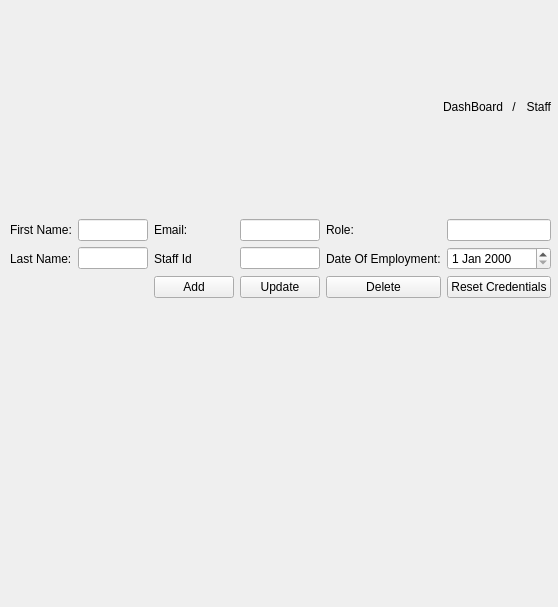
Before: the Qt Designer form resources/layouts/staffManager.ui in Omoshlawi/smart_cafteria, drawn with Qt 5.
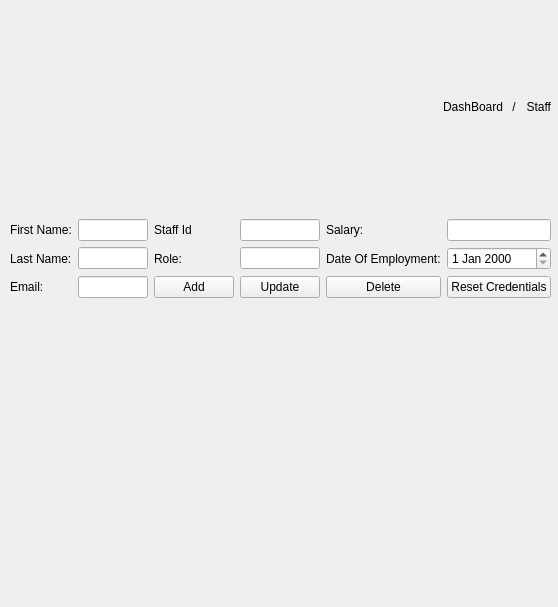
After: the same form once the commit is applied.

Commit message: done with staff update, staff and student crude finished

Patch:
```diff
--- a/resources/layouts/staffManager.ui
+++ b/resources/layouts/staffManager.ui
@@ -25,29 +25,6 @@
    <layout class="QGridLayout" name="baseLayout">
     <item row="1" column="0">
      <layout class="QGridLayout" name="gridLayout">
-      <item row="1" column="5">
-       <widget class="QDateEdit" name="dateOfEmployment"/>
-      </item>
-      <item row="2" column="2">
-       <widget class="QPushButton" name="addStaff">
-        <property name="text">
-         <string>Add</string>
-        </property>
-       </widget>
-      </item>
-      <item row="1" column="4">
-       <widget class="QLabel" name="label_9">
-        <property name="text">
-         <string>Date Of Employment:</string>
-        </property>
-       </widget>
-      </item>
-      <item row="0" column="3">
-       <widget class="QLineEdit" name="email"/>
-      </item>
-      <item row="1" column="1">
-       <widget class="QLineEdit" name="lastName"/>
-      </item>
       <item row="1" column="0">
        <widget class="QLabel" name="label_2">
         <property name="text">
@@ -55,33 +32,6 @@
         </property>
        </widget>
       </item>
-      <item row="0" column="5">
-       <widget class="QLineEdit" name="role"/>
-      </item>
-      <item row="1" column="3">
-       <widget class="QLineEdit" name="staffId"/>
-      </item>
-      <item row="0" column="4">
-       <widget class="QLabel" name="label_8">
-        <property name="text">
-         <string>Role:</string>
-        </property>
-       </widget>
-      </item>
-      <item row="2" column="3">
-       <widget class="QPushButton" name="updateStaff">
-        <property name="text">
-         <string>Update</string>
-        </property>
-       </widget>
-      </item>
-      <item row="1" column="2">
-       <widget class="QLabel" name="label_7">
-        <property name="text">
-         <string>Staff Id</string>
-        </property>
-       </widget>
-      </item>
       <item row="2" column="5">
        <widget class="QPushButton" name="resetCredentials">
         <property name="text">
@@ -96,16 +46,6 @@
         </property>
        </widget>
       </item>
-      <item row="0" column="1">
-       <widget class="QLineEdit" name="firstName"/>
-      </item>
-      <item row="0" column="2">
-       <widget class="QLabel" name="label_3">
-        <property name="text">
-         <string>Email:</string>
-        </property>
-       </widget>
-      </item>
       <item row="0" column="0">
        <widget class="QLabel" name="label">
         <property name="text">
@@ -113,6 +53,30 @@
         </property>
        </widget>
       </item>
+      <item row="2" column="0">
+       <widget class="QLabel" name="label_3">
+        <property name="text">
+         <string>Email:</string>
+        </property>
+       </widget>
+      </item>
+      <item row="2" column="2">
+       <widget class="QPushButton" name="addStaff">
+        <property name="text">
+         <string>Add</string>
+        </property>
+       </widget>
+      </item>
+      <item row="1" column="4">
+       <widget class="QLabel" name="label_9">
+        <property name="text">
+         <string>Date Of Employment:</string>
+        </property>
+       </widget>
+      </item>
+      <item row="1" column="1">
+       <widget class="QLineEdit" name="lastName"/>
+      </item>
       <item row="3" column="1" colspan="4">
        <widget class="QLabel" name="error">
         <property name="styleSheet">
@@ -123,6 +87,52 @@
         </property>
        </widget>
       </item>
+      <item row="2" column="1">
+       <widget class="QLineEdit" name="email"/>
+      </item>
+      <item row="2" column="3">
+       <widget class="QPushButton" name="updateStaff">
+        <property name="text">
+         <string>Update</string>
+        </property>
+       </widget>
+      </item>
+      <item row="0" column="1">
+       <widget class="QLineEdit" name="firstName"/>
+      </item>
+      <item row="1" column="5">
+       <widget class="QDateEdit" name="dateOfEmployment"/>
+      </item>
+      <item row="0" column="2">
+       <widget class="QLabel" name="label_7">
+        <property name="text">
+         <string>Staff Id</string>
+        </property>
+       </widget>
+      </item>
+      <item row="0" column="3">
+       <widget class="QLineEdit" name="staffId"/>
+      </item>
+      <item row="1" column="2">
+       <widget class="QLabel" name="label_8">
+        <property name="text">
+         <string>Role:</string>
+        </property>
+       </widget>
+      </item>
+      <item row="1" column="3">
+       <widget class="QLineEdit" name="role"/>
+      </item>
+      <item row="0" column="4">
+       <widget class="QLabel" name="label_10">
+        <property name="text">
+         <string>Salary:</string>
+        </property>
+       </widget>
+      </item>
+      <item row="0" column="5">
+       <widget class="QLineEdit" name="salary"/>
+      </item>
      </layout>
     </item>
     <item row="2" column="0">
```
The commit also changes 9 other files.
